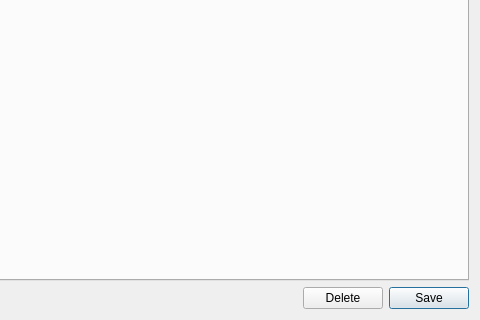
Old version of the form projects/ores.qt/ui/EntityDetailDialog.ui in the repository OreStudio/OreStudio; both pictures show x 270 to 750 and y 330 to 650 of the 750 by 650 pixel window.
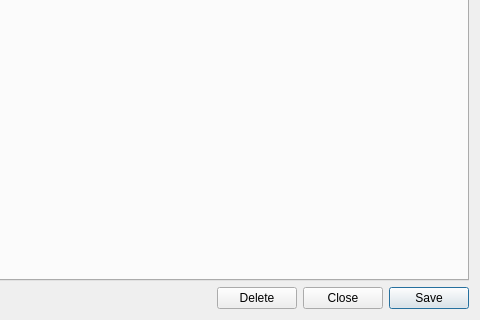
New version of the form. Custom widgets are drawn as their Qt base class.

Commit message: [qt] Remove toolbars from detail dialogs; add Close button throughout

```diff
--- a/projects/ores.qt/ui/EntityDetailDialog.ui
+++ b/projects/ores.qt/ui/EntityDetailDialog.ui
@@ -212,6 +212,13 @@
        </property>
       </widget>
      </item>
+     <item>
+      <widget class="QPushButton" name="closeButton">
+       <property name="text">
+        <string>Close</string>
+       </property>
+      </widget>
+     </item>
      <item>
       <widget class="QPushButton" name="saveButton">
        <property name="text">
```
The commit also changes 201 other files.
